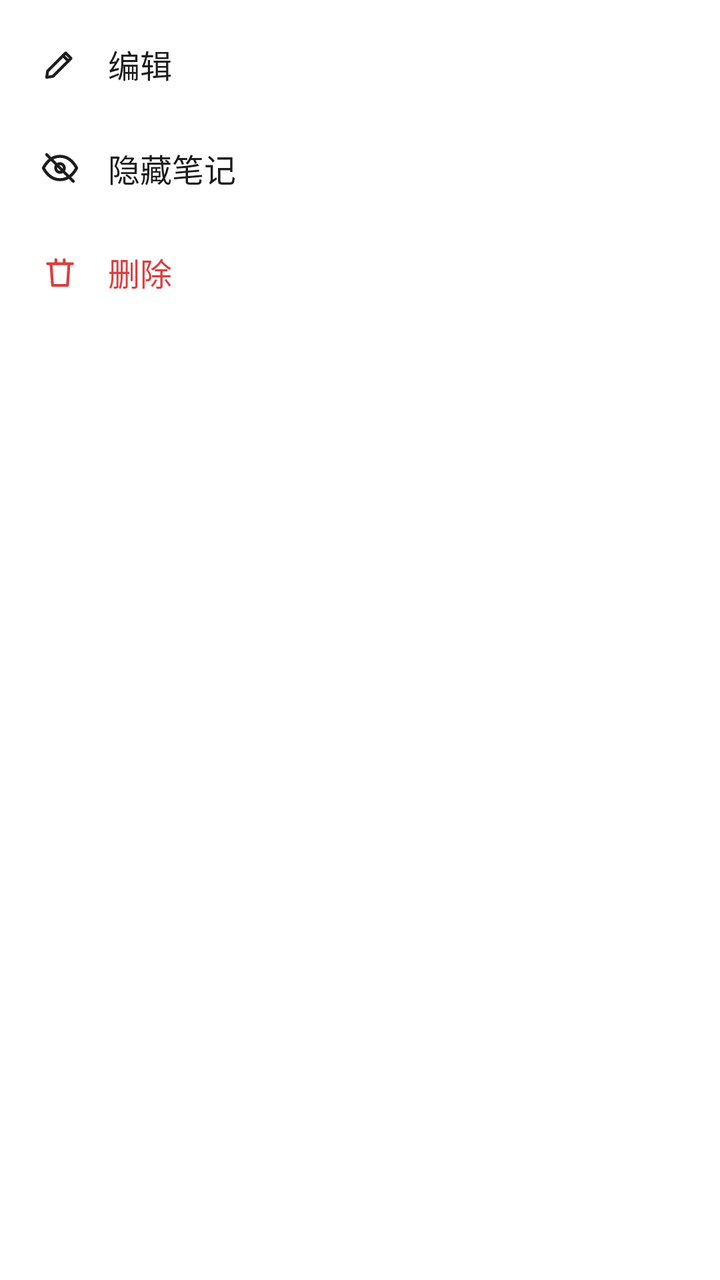
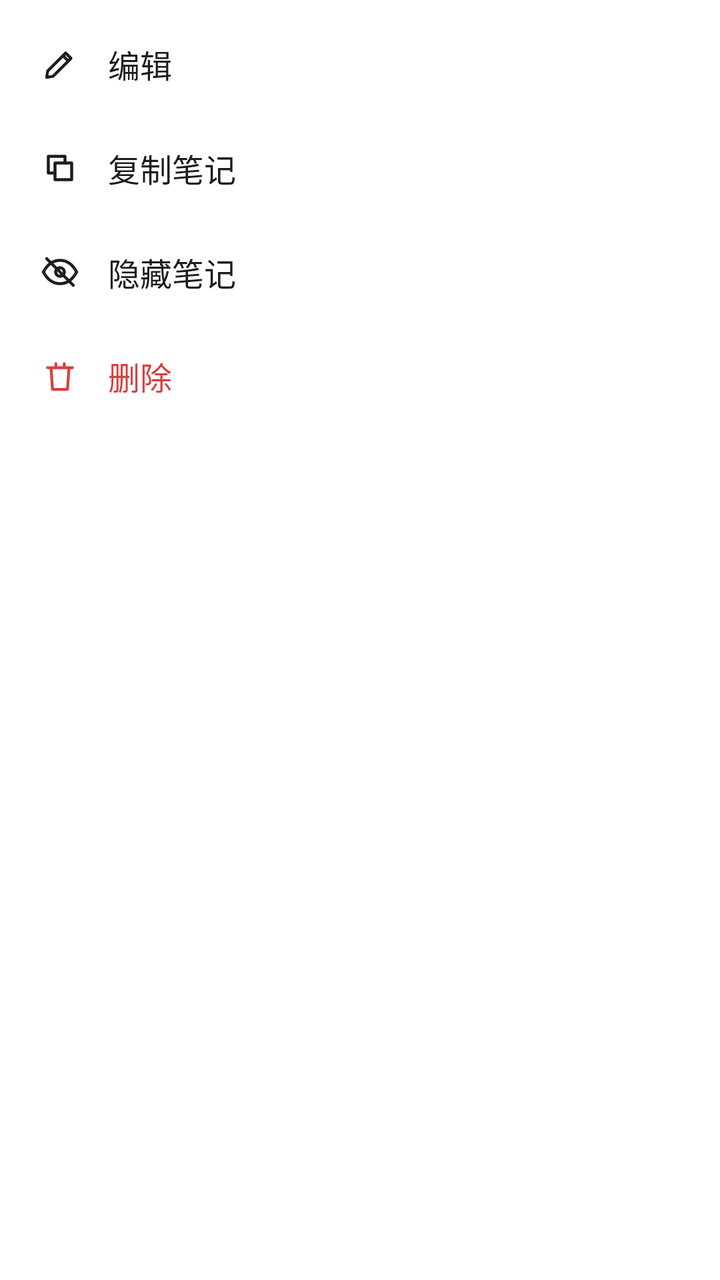

Compare the two renders of this Android layout. The source of the first and the diff that turns it into the second are given below.
<!-- AndroidManifest.xml: application theme Theme.WuDiary -->
<!-- res/layout/dialog_note_menu.xml -->
<?xml version="1.0" encoding="utf-8"?>
<LinearLayout xmlns:android="http://schemas.android.com/apk/res/android"
    android:layout_width="wrap_content"
    android:layout_height="wrap_content"
    android:background="@drawable/bg_menu_card"
    android:orientation="vertical"
    android:paddingVertical="6dp">

    <LinearLayout
        android:id="@+id/itemEdit"
        android:layout_width="match_parent"
        android:layout_height="52dp"
        android:background="?attr/selectableItemBackground"
        android:gravity="center_vertical"
        android:orientation="horizontal"
        android:paddingHorizontal="20dp">

        <ImageView
            android:layout_width="20dp"
            android:layout_height="20dp"
            android:contentDescription="@string/edit"
            android:src="@drawable/ic_edit" />

        <TextView
            android:layout_width="wrap_content"
            android:layout_height="wrap_content"
            android:layout_marginStart="14dp"
            android:text="@string/edit"
            android:textColor="@color/text_primary"
            android:textSize="16sp" />
    </LinearLayout>

    <LinearLayout
        android:id="@+id/itemHide"
        android:layout_width="match_parent"
        android:layout_height="52dp"
        android:background="?attr/selectableItemBackground"
        android:gravity="center_vertical"
        android:orientation="horizontal"
        android:paddingHorizontal="20dp">

        <ImageView
            android:id="@+id/iconHide"
            android:layout_width="20dp"
            android:layout_height="20dp"
            android:contentDescription="@string/hide_note"
            android:src="@drawable/ic_hide" />

        <TextView
            android:id="@+id/textHide"
            android:layout_width="wrap_content"
            android:layout_height="wrap_content"
            android:layout_marginStart="14dp"
            android:text="@string/hide_note"
            android:textColor="@color/text_primary"
            android:textSize="16sp" />
    </LinearLayout>

    <LinearLayout
        android:id="@+id/itemDelete"
        android:layout_width="match_parent"
        android:layout_height="52dp"
        android:background="?attr/selectableItemBackground"
        android:gravity="center_vertical"
        android:orientation="horizontal"
        android:paddingHorizontal="20dp">

        <ImageView
            android:layout_width="20dp"
            android:layout_height="20dp"
            android:contentDescription="@string/delete"
            android:src="@drawable/ic_delete_red" />

        <TextView
            android:layout_width="wrap_content"
            android:layout_height="wrap_content"
            android:layout_marginStart="14dp"
            android:text="@string/delete"
            android:textColor="@color/danger"
            android:textSize="16sp" />
    </LinearLayout>

</LinearLayout>
<!-- resources referenced by this layout -->
<resources>
  <color name="danger">#D93F3F</color>
  <color name="text_primary">#1C1C1C</color>
  <!-- drawable bg_menu_card (drawable) -->
  <?xml version="1.0" encoding="utf-8"?>
  <shape xmlns:android="http://schemas.android.com/apk/res/android"
      android:shape="rectangle">
      <solid android:color="@color/background" />
      <corners android:radius="16dp" />
  </shape>
  <!-- drawable ic_delete_red (drawable) -->
  <?xml version="1.0" encoding="utf-8"?>
  <vector xmlns:android="http://schemas.android.com/apk/res/android"
      android:width="24dp"
      android:height="24dp"
      android:viewportWidth="24"
      android:viewportHeight="24">
      <path
          android:fillColor="#00000000"
          android:pathData="M4.5,7 L19.5,7"
          android:strokeColor="#D93F3F"
          android:strokeLineCap="round"
          android:strokeWidth="1.7" />
      <path
          android:fillColor="#00000000"
          android:pathData="M9.5,4.6 L9.5,7 M14.5,4.6 L14.5,7"
          android:strokeColor="#D93F3F"
          android:strokeLineCap="round"
          android:strokeWidth="1.7" />
      <path
          android:fillColor="#00000000"
          android:pathData="M6.6,7 L7.5,20 L16.5,20 L17.4,7"
          android:strokeColor="#D93F3F"
          android:strokeLineJoin="round"
          android:strokeWidth="1.7" />
  </vector>
  <!-- drawable ic_edit (drawable) -->
  <?xml version="1.0" encoding="utf-8"?>
  <vector xmlns:android="http://schemas.android.com/apk/res/android"
      android:width="24dp"
      android:height="24dp"
      android:viewportWidth="24"
      android:viewportHeight="24">
      <path
          android:fillColor="#00000000"
          android:pathData="M4,20 L4.6,16.2 L15.4,5.4 L18.6,8.6 L7.8,19.4 Z"
          android:strokeColor="#1C1C1C"
          android:strokeLineJoin="round"
          android:strokeWidth="1.7" />
      <path
          android:fillColor="#00000000"
          android:pathData="M13.8,7 L17,10.2"
          android:strokeColor="#1C1C1C"
          android:strokeLineCap="round"
          android:strokeWidth="1.7" />
  </vector>
  <string name="delete">删除</string>
  <string name="edit">编辑</string>
  <string name="hide_note">隐藏笔记</string>
  <style name="Theme.WuDiary" parent="Theme.Material3.Light.NoActionBar">
          <item name="colorPrimary">@color/primary</item>
          <item name="colorOnPrimary">@android:color/white</item>
          <item name="colorSurface">@color/surface</item>
          <item name="android:windowBackground">@color/background</item>
          <item name="android:statusBarColor">@color/background</item>
          <item name="android:windowLightStatusBar">true</item>
          <item name="android:navigationBarColor">@color/background</item>
      </style>
  <color name="background">#FFFFFF</color>
  <color name="primary">#1C1C1C</color>
  <color name="surface">#FFFFFF</color>
  <!-- unchanged entries left out for length: 1 -->
</resources>

<!-- the commit's change to res/layout/dialog_note_menu.xml (unified diff, before → after) -->
@@ -26,6 +26,30 @@
             android:layout_height="wrap_content"
             android:layout_marginStart="14dp"
             android:text="@string/edit"
+            android:textColor="@color/text_primary"
+            android:textSize="16sp" />
+    </LinearLayout>
+
+    <LinearLayout
+        android:id="@+id/itemCopy"
+        android:layout_width="match_parent"
+        android:layout_height="52dp"
+        android:background="?attr/selectableItemBackground"
+        android:gravity="center_vertical"
+        android:orientation="horizontal"
+        android:paddingHorizontal="20dp">
+
+        <ImageView
+            android:layout_width="20dp"
+            android:layout_height="20dp"
+            android:contentDescription="@string/copy_note"
+            android:src="@drawable/ic_copy" />
+
+        <TextView
+            android:layout_width="wrap_content"
+            android:layout_height="wrap_content"
+            android:layout_marginStart="14dp"
+            android:text="@string/copy_note"
             android:textColor="@color/text_primary"
             android:textSize="16sp" />
     </LinearLayout>
<!-- resource entries referenced after the edit -->
@@ -9,6 +9,27 @@
       <solid android:color="@color/background" />
       <corners android:radius="16dp" />
   </shape>
+  <!-- drawable ic_copy (drawable) -->
+  <?xml version="1.0" encoding="utf-8"?>
+  <vector xmlns:android="http://schemas.android.com/apk/res/android"
+      android:width="24dp"
+      android:height="24dp"
+      android:viewportWidth="24"
+      android:viewportHeight="24">
+      <path
+          android:fillColor="#00000000"
+          android:pathData="M9,9 L19,9 L19,19 L9,19 Z"
+          android:strokeColor="#1C1C1C"
+          android:strokeLineJoin="round"
+          android:strokeWidth="1.8" />
+      <path
+          android:fillColor="#00000000"
+          android:pathData="M15,9 L15,5 L5,5 L5,15 L9,15"
+          android:strokeColor="#1C1C1C"
+          android:strokeLineCap="round"
+          android:strokeLineJoin="round"
+          android:strokeWidth="1.8" />
+  </vector>
   <!-- drawable ic_delete_red (drawable) -->
   <?xml version="1.0" encoding="utf-8"?>
   <vector xmlns:android="http://schemas.android.com/apk/res/android"
@@ -55,6 +76,7 @@
           android:strokeLineCap="round"
           android:strokeWidth="1.7" />
   </vector>
+  <string name="copy_note">复制笔记</string>
   <string name="delete">删除</string>
   <string name="edit">编辑</string>
   <string name="hide_note">隐藏笔记</string>
